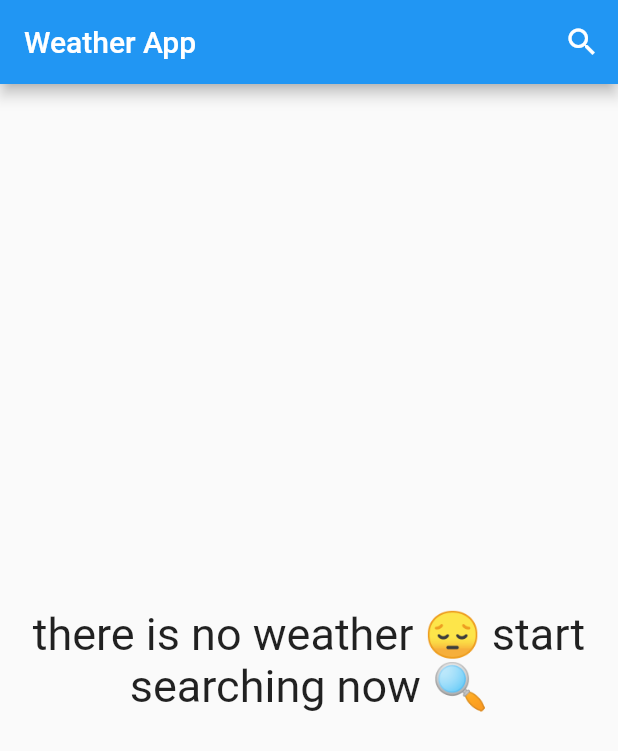
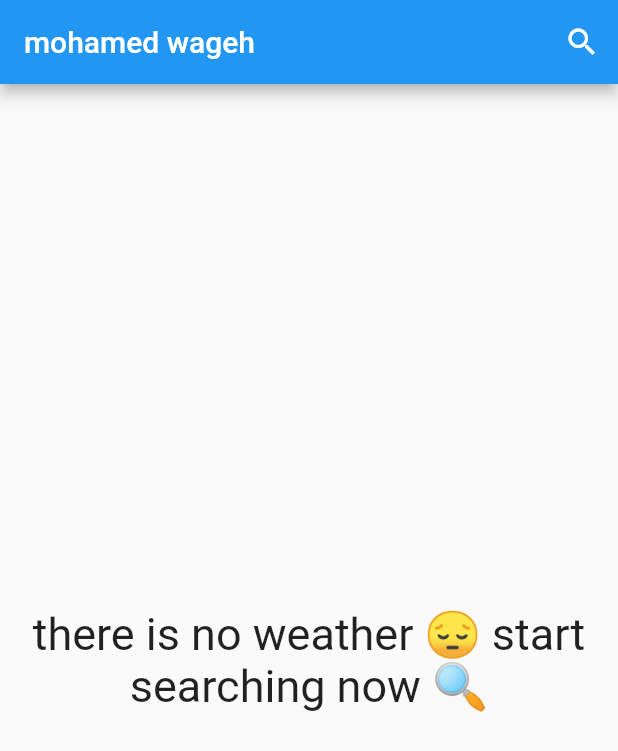
Before and after one commit to alloshWageh07/weather_app, a Flutter app: the screen it shows after launch, on a phone screen of 412 x 824 dp. Shown: the top 751 px of the screen. Run offline on Flutter 3.47's test engine with Material 2 defaults, Android fonts, the phone set to English and light mode, and no system bars.

Commit message:
edit title app bar

```diff
--- a/lib/pages/home_page.dart
+++ b/lib/pages/home_page.dart
@@ -32,7 +32,7 @@ class _HomePageState extends State<HomePage> {
               },
               icon: Icon(Icons.search))
         ],
-        title: Text('Weather App'),
+        title: Text('mohamed wageh'),
       ),
       body: weatherData == null
           ? Center(
```
